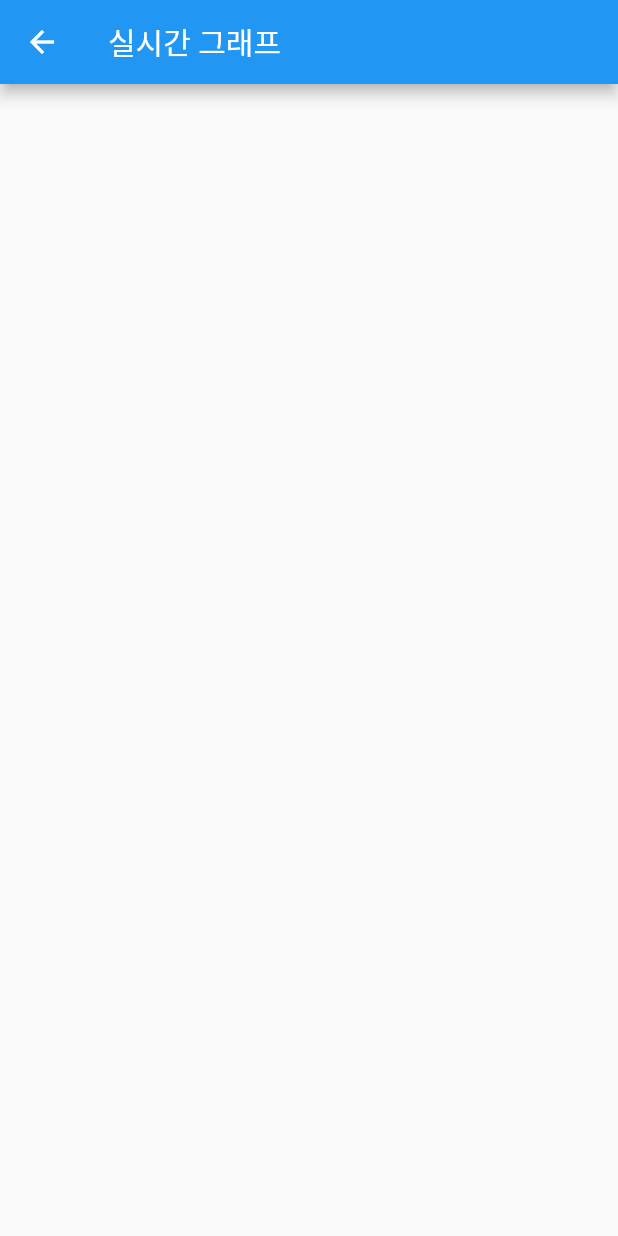
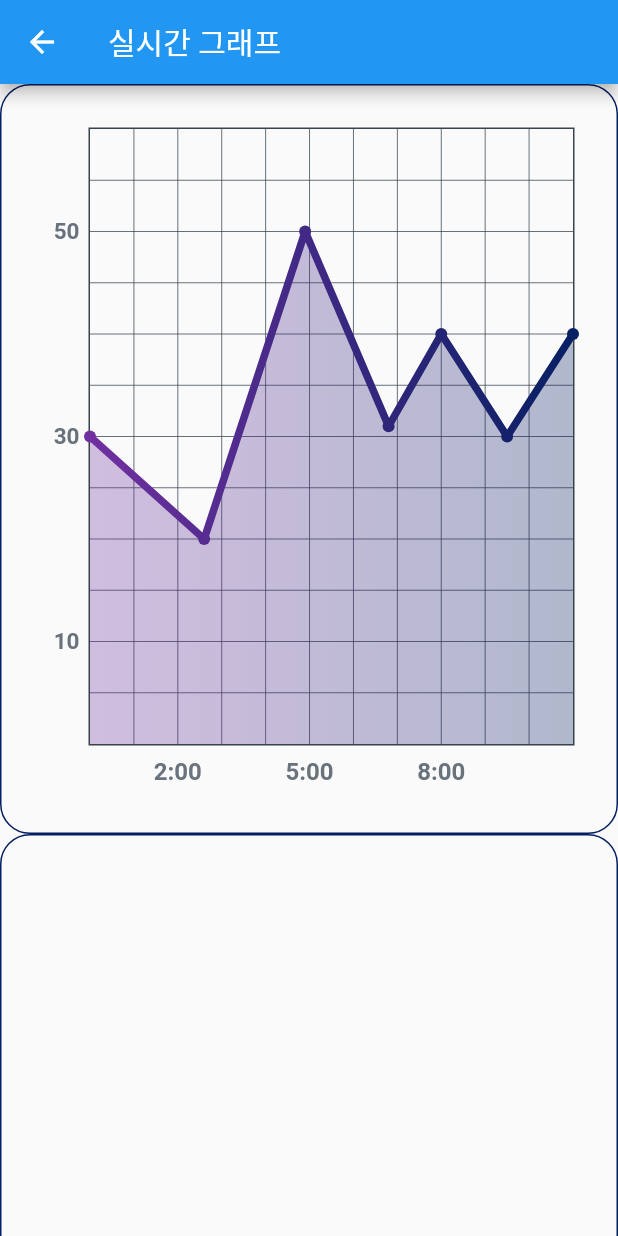
Before and after one commit to hayeon29/totalengineerproj1, a Flutter app: the RealtimeGraph screen opened directly, on a phone screen of 412 x 824 dp. Run offline on Flutter 3.47's test engine with Material 2 defaults, Android fonts, the phone set to English and light mode, and no system bars; drawn by our look-alikes of fl_chart; our stand-ins replace flutter_blue, google_fonts, permission_handler, shared_preferences; accounts and stored records are empty.

Commit message:
realtime_graph_screen.dart 수정 fl_chart 패키지

```diff
--- a/lib/Graph/graph_screen.dart
+++ b/lib/Graph/graph_screen.dart
@@ -1,5 +1,6 @@
 import 'package:flutter/cupertino.dart';
 import 'package:flutter/material.dart';
+import 'package:fl_chart/fl_chart.dart';
 
 class GraphScreen extends StatefulWidget {
   const GraphScreen({Key? key}) : super(key: key);
@@ -9,10 +10,15 @@ class GraphScreen extends StatefulWidget {
 }
 
 class _GraphScreenState extends State<GraphScreen> {
+
+
   @override
   Widget build(BuildContext context) {
-    return Container(
-      child: Text('graph')
+    return Scaffold(
+      appBar: AppBar(
+        title: Text('그래프 열람')
+      ),
+      body: Text('그래프 페이지')
     );
   }
 }
--- a/lib/Home/realtime_graph_screen.dart
+++ b/lib/Home/realtime_graph_screen.dart
@@ -1,5 +1,7 @@
+import 'package:fl_chart/fl_chart.dart';
 import 'package:flutter/cupertino.dart';
 import 'package:flutter/material.dart';
+import 'package:flutter/widgets.dart';
 
 class RealtimeGraph extends StatefulWidget {
   const RealtimeGraph({Key? key}) : super(key: key);
@@ -9,12 +11,165 @@ class RealtimeGraph extends StatefulWidget {
 }
 
 class _RealtimeGraphState extends State<RealtimeGraph> {
+  int bpm = 10;
+  int apnea = 1;
+
+  List<Color> gradientColors = [
+    const Color(0xff7030a0),
+    const Color(0xff072063),
+  ];
+
   @override
   Widget build(BuildContext context) {
     return Scaffold(
+      //backgroundColor: Color.fromARGB(255, 3, 30, 97),
+      //TODO: 테마색 입힐것
       appBar: AppBar(
         title: const Text('실시간 그래프')
       ),
+      body: SingleChildScrollView(
+        scrollDirection: Axis.vertical,
+        child: Column(
+          children: [
+            Container( // 실시간 센서값
+              padding: EdgeInsets.all(20), //TODO: 이거 안먹히는 이유??
+              height: 500,
+              decoration: BoxDecoration(
+                borderRadius: BorderRadius.circular(20),
+                border: Border.all(color: Color.fromARGB(255, 3, 30, 97))
+              ),
+              child: Padding(
+                padding: EdgeInsets.all(8.0),
+                child: LineChart(sampleData()),
+              )
+
+            ),
+
+            Container( // 실시간 센서값
+              padding: EdgeInsets.all(20),
+              height: 500,
+              decoration: BoxDecoration(
+                  borderRadius: BorderRadius.circular(20),
+                  border: Border.all(color: Color.fromARGB(255, 3, 30, 97))
+              ),
+
+            ),
+
+            ListTile( // 기타 데이터
+              title: Text('평균 1분당 호흡 횟수'),
+              trailing: Text('$bpm회/m')
+            ),
+
+            ListTile( // 기타 데이터
+              title: Text('무호흡 감지 횟수'),
+              trailing: Text('$apnea회'),
+            ),
+
+          ],
+        ),
+      ),
+    );
+  }
+  LineChartData sampleData() {
+    return LineChartData(
+      gridData: FlGridData(
+        show: true,
+        drawVerticalLine: true,
+        getDrawingHorizontalLine: (value) {
+          return FlLine(
+            color: const Color(0xff37434d),
+            strokeWidth: 0.5,
+          );
+        },
+        getDrawingVerticalLine: (value) {
+          return FlLine(
+            color: const Color(0xff37434d),
+            strokeWidth: 0.5,
+          );
+        },
+      ),
+      titlesData: FlTitlesData(
+        show: true,
+        rightTitles: SideTitles(showTitles: false),
+        topTitles: SideTitles(showTitles: false),
+        bottomTitles: SideTitles(
+          showTitles: true,
+          reservedSize: 22,
+          interval: 1,
+          getTextStyles: (context, value) => const TextStyle(
+              color: Color(0xff68737d),
+              fontWeight: FontWeight.bold,
+              fontSize: 16),
+          // 그래프의 x축 라벨
+          // TODO: 실시간으로 표현되도록 만들어야함, DB에서 넘겨받을때 측정 시작시간과 종료시간 기록필요
+          getTitles: (value) {
+            switch (value.toInt()) {
+              case 2:
+                return '2:00';
+              case 5:
+                return '5:00';
+              case 8:
+                return '8:00';
+            }
+            return '';
+          },
+          margin: 8,
+        ),
+        leftTitles: SideTitles(
+          showTitles: true,
+          interval: 1,
+          getTextStyles: (context, value) => const TextStyle(
+            color: Color(0xff67727d),
+            fontWeight: FontWeight.bold,
+            fontSize: 15,
+          ),
+          getTitles: (value) {
+            switch (value.toInt()) {
+              case 1:
+                return '10';
+              case 3:
+                return '30';
+              case 5:
+                return '50';
+            }
+            return '';
+          },
+          reservedSize: 24,
+        ),
+      ),
+      // 표 그리는 위젯
+      borderData: FlBorderData(
+          show: true,
+          border: Border.all(color: const Color(0xff37434d), width: 1)),
+      minX: 0,
+      maxX: 11,
+      minY: 0,
+      maxY: 6,
+      lineBarsData: [
+        LineChartBarData(
+          spots: const [
+            FlSpot(0, 3),
+            FlSpot(2.6, 2),
+            FlSpot(4.9, 5),
+            FlSpot(6.8, 3.1),
+            FlSpot(8, 4),
+            FlSpot(9.5, 3),
+            FlSpot(11, 4),
+          ],
+          isCurved: false,
+          colors: gradientColors,
+          barWidth: 5,
+          isStrokeCapRound: true,
+          dotData: FlDotData(
+            show: true,
+          ),
+          belowBarData: BarAreaData( //그래프 아래영역 색칠
+            show: true,
+            colors:
+            gradientColors.map((color) => color.withOpacity(0.3)).toList(),
+          ),
+        ),
+      ],
     );
   }
 }
--- a/pubspec.yaml
+++ b/pubspec.yaml
@@ -30,6 +30,7 @@ dependencies:
   # Use with the CupertinoIcons class for iOS style icons.
   cupertino_icons: ^1.0.2
   shared_preferences: ^2.0.8
+  fl_chart: ^0.40.2
 
 dev_dependencies:
   flutter_test:
```
Also changed, not shown: pubspec.lock.
